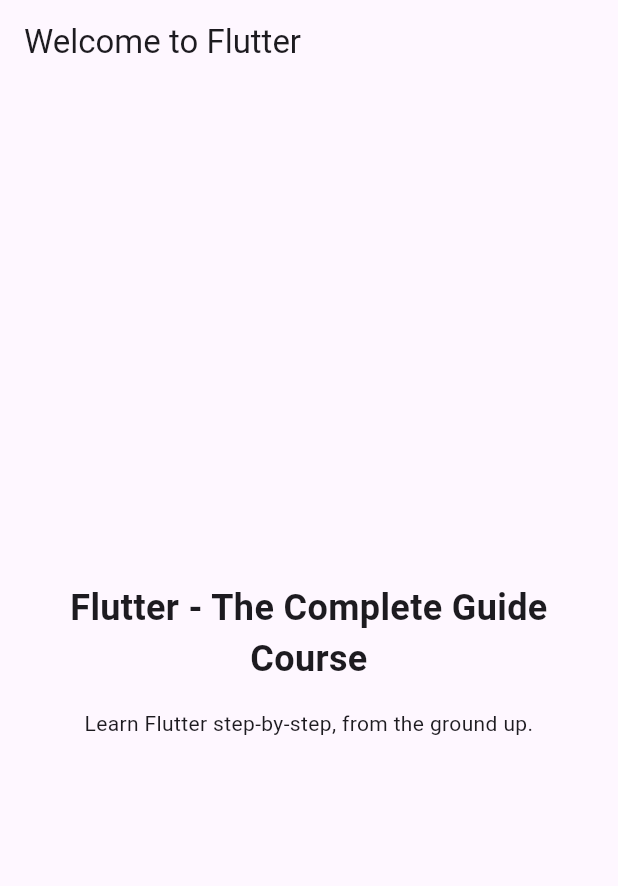
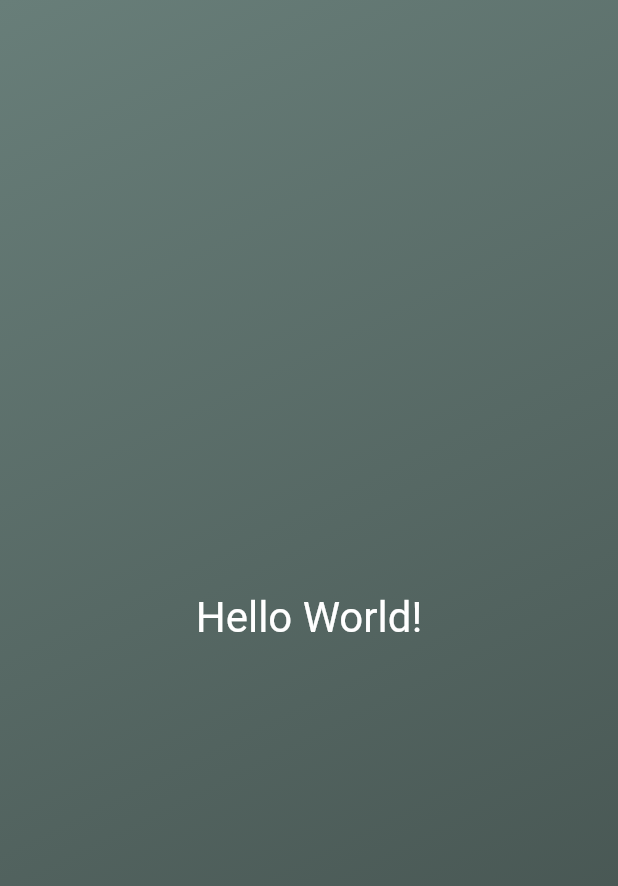
Before and after one commit to RoweCourtney/flutter_projects, a Flutter app: the screen it shows after launch, on a phone screen of 412 x 824 dp. Shown: the top 886 px of the screen. Run offline on Flutter 3.47's test engine with Material 2 defaults, Android fonts, the phone set to English and light mode, and no system bars.

Commit message:
removes initial flutter / dart code & adds new code from scratch. Includes background color w/ gradient & white centered text.

```diff
--- a/dice_roll_app/lib/main.dart
+++ b/dice_roll_app/lib/main.dart
@@ -1,54 +1,31 @@
-import 'package:flutter/material.dart';
+import "package:flutter/material.dart";
 
 void main() {
-  runApp(const MyApp());
-}
-
-// With Flutter, you create user interfaces by combining "widgets"
-// You'll learn all about them (and much more) throughout this course!
-class MyApp extends StatelessWidget {
-  const MyApp({super.key});
-
-  // Every custom widget must have a build() method
-  // It tells Flutter, which widgets make up your custom widget
-  // Again: You'll learn all about that throughout the course!
-  @override
-  Widget build(BuildContext context) {
-    // Below, a bunch of built-in widgets are used (provided by Flutter)
-    // They will be explained in the next sections
-    // In this course, you will, of course, not just use them a lot but
-    // also learn about many other widgets!
-    return MaterialApp(
-      title: 'Flutter First App',
-      theme: ThemeData(useMaterial3: true),
+  runApp(
+    MaterialApp(
       home: Scaffold(
-        appBar: AppBar(
-          title: const Text('Welcome to Flutter'),
-        ),
         body: Container(
-          width: double.infinity,
-          padding: const EdgeInsets.all(12),
-          child: Column(
-            mainAxisAlignment: MainAxisAlignment.center,
-            crossAxisAlignment: CrossAxisAlignment.center,
-            children: const [
-              Text(
-                'Flutter - The Complete Guide Course',
-                textAlign: TextAlign.center,
-                style: TextStyle(
-                  fontSize: 24,
-                  fontWeight: FontWeight.bold,
-                ),
+          decoration: const BoxDecoration(
+            gradient: LinearGradient(
+              colors: [
+                Color.fromARGB(255, 104, 126, 121),
+                Color.fromARGB(255, 64, 77, 74)
+              ],
+              begin: Alignment.topLeft,
+              end: Alignment.bottomRight,
+            ),
+          ),
+          child: const Center(
+            child: Text(
+              "Hello World!",
+              style: TextStyle(
+                color: Colors.white,
+                fontSize: 28,
               ),
-              SizedBox(height: 16),
-              Text(
-                'Learn Flutter step-by-step, from the ground up.',
-                textAlign: TextAlign.center,
-              ),
-            ],
+            ),
           ),
         ),
       ),
-    );
-  }
+    ),
+  );
 }
```
